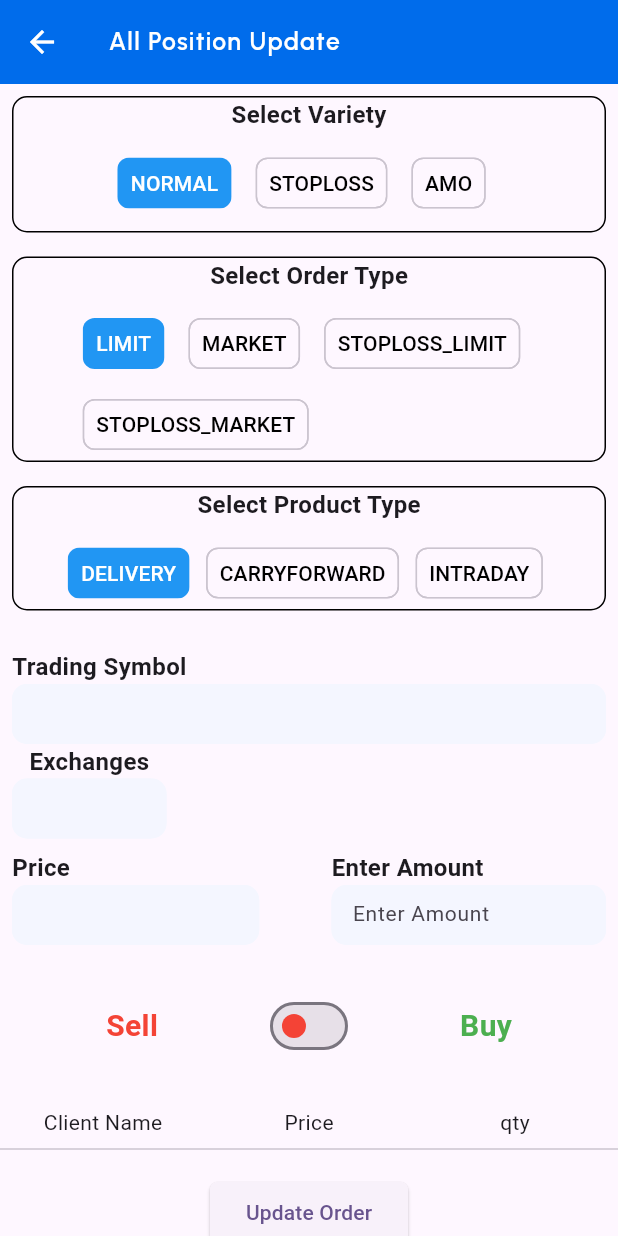
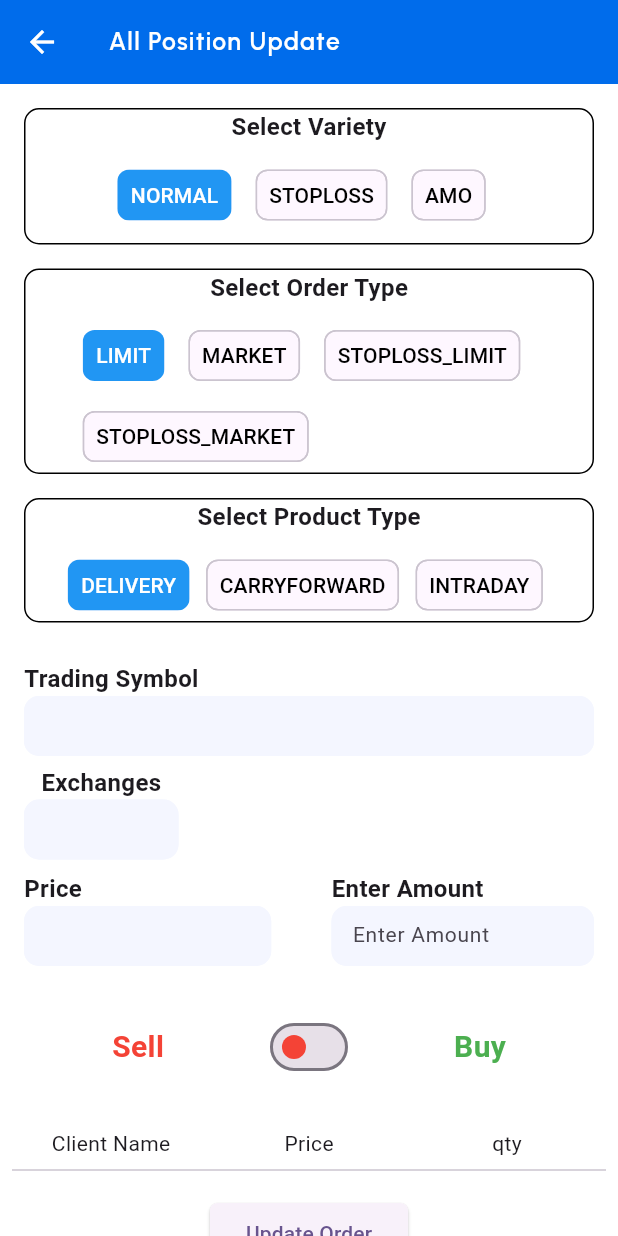
Before and after one commit to Harshil00069/Ag_Chirag_Regular_App, a Flutter app: the AllPositionUpdate screen opened directly with empty values, on a phone screen of 412 x 824 dp. Run offline on Flutter 3.47's test engine with Material 3 defaults, Android fonts, the phone set to English and light mode, and no system bars; our stand-ins replace cloud_firestore, dio, dropdown_search, firebase_auth, firebase_core, firebase_database and 9 more; accounts and stored records are empty; network calls fail; key blocks and very long unbroken strings in the code were emptied for the run.

Commit message:
add changes

```diff
--- a/lib/Screens/all_order_update_screen.dart
+++ b/lib/Screens/all_order_update_screen.dart
@@ -455,7 +455,7 @@ class _AllOrderUpdateScreenState extends State<AllOrderUpdateScreen> {
                       builder: (ctx, val, _) {
                         return AppButton(
                             onPress: () async {
-
+                              orderController.orderModifyList.clear();
                               String price = "";
                               if (triggerPriceCtr.value.text.isNotEmpty) {
                                 price = triggerPriceCtr.value.text;
--- a/lib/Screens/all_position_update.dart
+++ b/lib/Screens/all_position_update.dart
@@ -98,7 +98,7 @@ class _AllPositionUpdateState extends State<AllPositionUpdate> {
 
   @override
   Widget build(BuildContext context) {
-    return Scaffold(
+    return Scaffold(backgroundColor: Colors.white,
         appBar: AppBar(
           iconTheme: const IconThemeData(
             color: Colors.white,
@@ -112,7 +112,9 @@ class _AllPositionUpdateState extends State<AllPositionUpdate> {
         body: SingleChildScrollView(
             child: Stack(
           children: [
-            Column(
+            Padding(
+              padding: const EdgeInsets.all(8.0),
+              child: Column(
                 children: [
                   Padding(
                     padding: const EdgeInsets.all(8.0),
@@ -299,6 +301,7 @@ class _AllPositionUpdateState extends State<AllPositionUpdate> {
                           isReadOnly: true,
                           ctr: tradingSymbolCtr,
                         ),
+                        SizedBox(height: 6,),
                         Column(
                           children: [
                             const Text(
@@ -458,6 +461,7 @@ class _AllPositionUpdateState extends State<AllPositionUpdate> {
                   SizedBox(height: 20,)
                 ],
               ),
+            ),
             Obx(
               () => ctrl.isPlaceOrderLoading.value
                   ? Positioned.fill(
--- a/lib/Screens/order_screen.dart
+++ b/lib/Screens/order_screen.dart
@@ -379,7 +379,7 @@ class _OrderScreenState extends State<OrderScreen> {
                             onChanged: (val) {
                               buySellSwitch.value = val;
                             },
-                            activeColor: Colors.green,
+                            activeThumbColor: Colors.green,
                             inactiveThumbColor: Colors.red,
                           ),
                           const Text(
```
Also changed, not shown: lib/Screens/my_order.dart (+0 -42 lines). Lines whose indentation alone changed are shown as unchanged.
